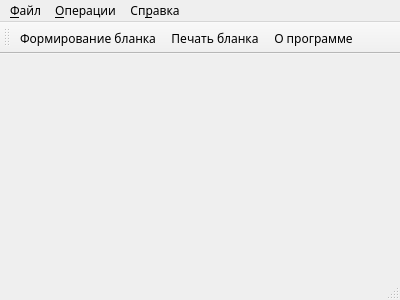
Old version of the form mainwindow.ui in the repository Ejik/bpp2.
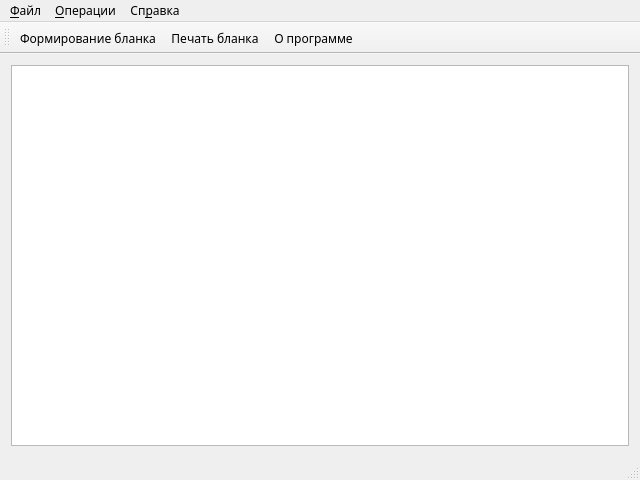
New version of the form. Icons and pictures are not drawn.

```diff
--- a/mainwindow.ui
+++ b/mainwindow.ui
@@ -6,8 +6,8 @@
    <rect>
     <x>0</x>
     <y>0</y>
-    <width>400</width>
-    <height>300</height>
+    <width>640</width>
+    <height>480</height>
    </rect>
   </property>
   <property name="font">
@@ -22,13 +22,19 @@
    <iconset resource="bppax.qrc">
     <normaloff>:/bpp/res/app.ico</normaloff>:/bpp/res/app.ico</iconset>
   </property>
-  <widget class="QWidget" name="centralWidget"/>
+  <widget class="QWidget" name="centralWidget">
+   <layout class="QVBoxLayout" name="verticalLayout">
+    <item>
+     <widget class="QTableView" name="tableView"/>
+    </item>
+   </layout>
+  </widget>
   <widget class="QMenuBar" name="menuBar">
    <property name="geometry">
     <rect>
      <x>0</x>
      <y>0</y>
-     <width>400</width>
+     <width>640</width>
      <height>21</height>
     </rect>
    </property>
@@ -70,7 +76,14 @@
    <addaction name="actionPrint"/>
    <addaction name="actionAbout"/>
   </widget>
-  <widget class="QStatusBar" name="statusBar"/>
+  <widget class="QStatusBar" name="statusBar">
+   <property name="font">
+    <font>
+     <family>Play</family>
+     <pointsize>10</pointsize>
+    </font>
+   </property>
+  </widget>
   <action name="actionExit">
    <property name="text">
     <string>Выход</string>
```
